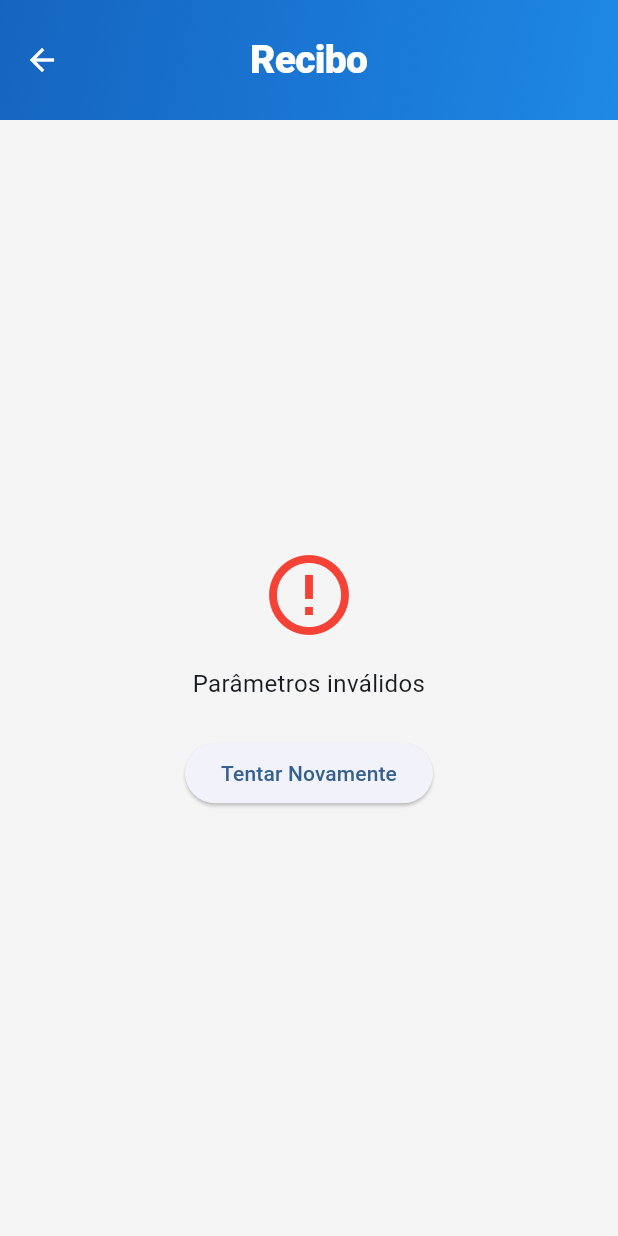
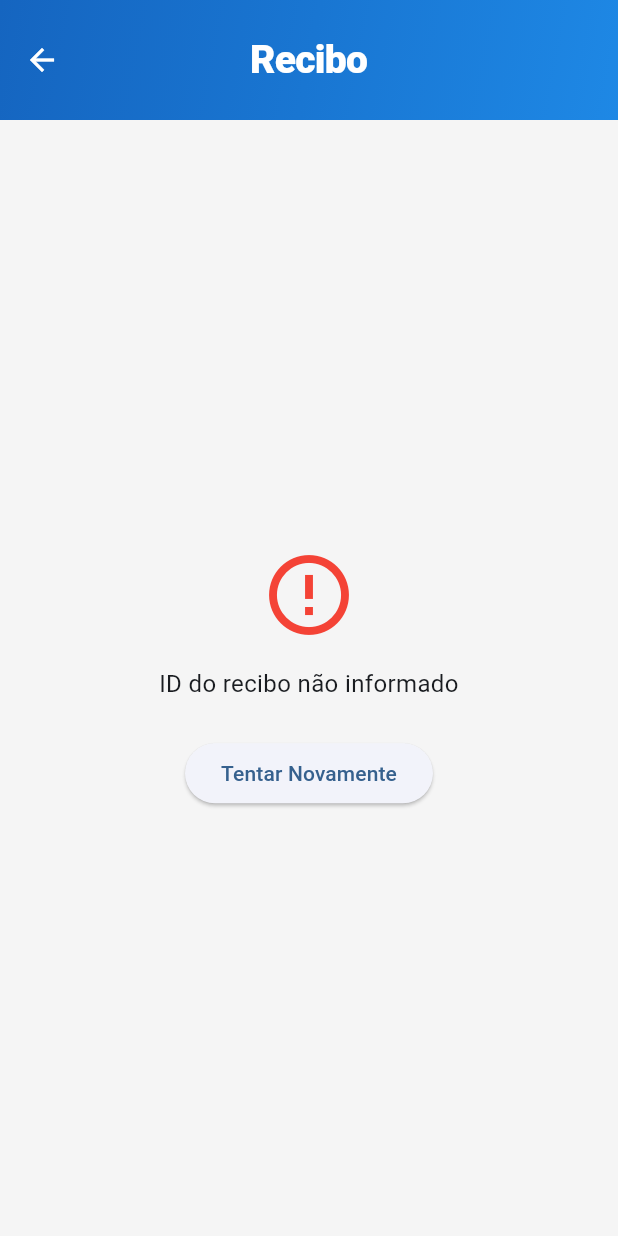
Before and after one commit to Huguinspl/orcemais_cliente, a Flutter app: the VisualizarReciboPage screen opened directly, after a tap on "Tentar Novamente", on a phone screen of 412 x 824 dp. Run offline on Flutter 3.47's test engine with Material 3 defaults, Android fonts, the light colour scheme and no system bars; our stand-ins replace cached_network_image, cloud_firestore, firebase_core, flutter_spinkit; missing offline and left inert: deep_link; accounts and stored records are empty; statements that could not run were skipped.

Commit message:
feat: otimiza carregamento link web de recibo - Adiciona fromMap ao modelo Recibo - Atualiza visualizar_recibo_page com snapshot + precacheImage - Logo carrega mais rapido no link web

```diff
--- a/lib/pages/visualizar_recibo_page.dart
+++ b/lib/pages/visualizar_recibo_page.dart
@@ -38,15 +38,46 @@ class _VisualizarReciboPageState extends State<VisualizarReciboPage> {
     });
 
     try {
-      if (widget.userId == null || widget.reciboId == null) {
+      if (widget.reciboId == null) {
+        throw Exception('ID do recibo não informado');
+      }
+
+      print('Carregando dados do recibo...');
+      print('   reciboId: ${widget.reciboId}');
+
+      // OTIMIZAÇÃO: Tenta primeiro buscar do snapshot (1 leitura rápida)
+      final snapshot = await _firestoreService.getSharedDocument(widget.reciboId!);
+
+      if (snapshot != null && snapshot['tipoDocumento'] == 'recibo') {
+        // Snapshot encontrado! Carregamento ultrarrápido
+        print('Carregamento rápido via snapshot!');
+
+        final reciboData = snapshot['recibo'] as Map<String, dynamic>;
+        final businessData = snapshot['businessInfo'] as Map<String, dynamic>;
+        final businessInfo = BusinessInfo.fromMap(businessData);
+
+        // Pré-carrega a logo em paralelo para evitar delay visual
+        if (businessInfo.logoUrl != null && businessInfo.logoUrl!.isNotEmpty && mounted) {
+          precacheImage(NetworkImage(businessInfo.logoUrl!), context);
+        }
+
+        setState(() {
+          _recibo = Recibo.fromMap(reciboData, id: widget.reciboId);
+          _businessInfo = businessInfo;
+          _isLoading = false;
+        });
+
+        print('Dados carregados via snapshot!');
+        return;
+      }
+
+      // Fallback: busca tradicional (2 leituras) para links antigos
+      print('Usando fallback tradicional...');
+
+      if (widget.userId == null) {
         throw Exception('Parâmetros inválidos');
       }
 
-      print('📊 Carregando dados do recibo...');
-      print('   userId: ${widget.userId}');
-      print('   reciboId: ${widget.reciboId}');
-
-      // Buscar dados em paralelo para melhor performance
       final results = await Future.wait([
         _firestoreService.getRecibo(widget.userId!, widget.reciboId!),
         _firestoreService.getBusinessInfo(widget.userId!),
@@ -63,21 +94,28 @@ class _VisualizarReciboPageState extends State<VisualizarReciboPage> {
         throw Exception('Dados da empresa não encontrados');
       }
 
+      // Pré-carrega a logo em paralelo para evitar delay visual
+      if (businessInfo.logoUrl != null && businessInfo.logoUrl!.isNotEmpty && mounted) {
+        precacheImage(NetworkImage(businessInfo.logoUrl!), context);
+      }
+
       setState(() {
         _recibo = recibo;
         _businessInfo = businessInfo;
         _isLoading = false;
       });
 
-      print('✅ Dados do recibo carregados com sucesso!');
+      print('Dados carregados com sucesso!');
     } catch (e) {
-      print('❌ Erro ao carregar dados: $e');
+      print('Erro ao carregar dados: $e');
       setState(() {
         _errorMessage = e.toString().replaceAll('Exception: ', '');
         _isLoading = false;
       });
     }
   }
+
+
 
   @override
   Widget build(BuildContext context) {
```
Also changed, not shown: lib/models/recibo.dart (+22 -0 lines), 1 other file.
